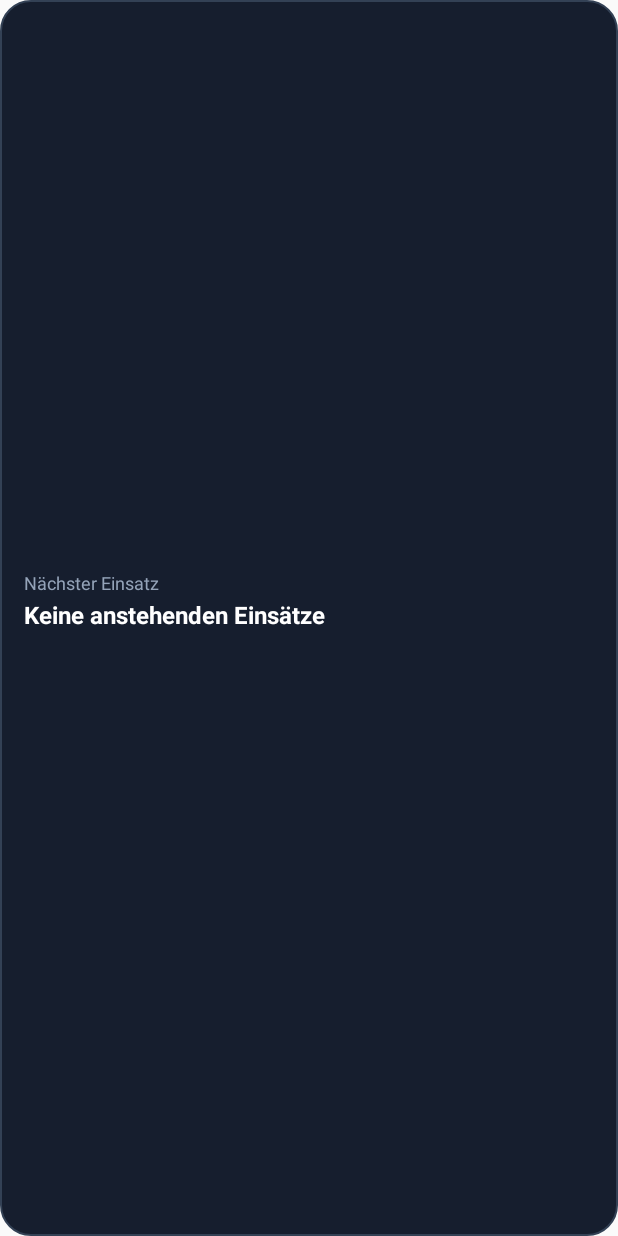
After one commit to rxbinwavee1/ecovida2, an Android app built with Jetpack Compose: the layout widget_next_shift.xml on its own in the app's theme, with its tools: preview values and no code run, on a phone screen of 412 x 824 dp. The commit adds this screen. Run offline under Robolectric (Android 15) with nearby library versions, the phone set to English and light mode, and no system bars.

Commit message:
Implement Maps and Calendar integration with Android Home Screen Widget

```diff
--- a/app/src/main/java/com/econexeinsatzliste/data/EinsatzRepository.kt
+++ b/app/src/main/java/com/econexeinsatzliste/data/EinsatzRepository.kt
@@ -8,7 +8,8 @@ import kotlinx.coroutines.flow.asStateFlow
 import kotlinx.coroutines.withContext
 
 class EinsatzRepository(context: Context) {
-    private val dbHelper = EconexDatabaseHelper(context.applicationContext)
+    private val appContext = context.applicationContext
+    private val dbHelper = EconexDatabaseHelper(appContext)
 
     private val _einsatzeFlow = MutableStateFlow<List<Einsatz>>(emptyList())
     val einsatzeFlow: StateFlow<List<Einsatz>> = _einsatzeFlow.asStateFlow()
@@ -25,6 +26,7 @@ class EinsatzRepository(context: Context) {
         }
         val list = dbHelper.getAllEinsatze(isAutoDeleteEnabled)
         _einsatzeFlow.value = list
+        com.econexeinsatzliste.widget.NextShiftWidgetProvider.updateAllWidgets(appContext)
     }
 
     suspend fun insertEinsatz(einsatz: Einsatz, isAutoDeleteEnabled: Boolean = true): Long = withContext(Dispatchers.IO) {
--- /dev/null
+++ b/app/src/main/res/drawable/widget_bg.xml
@@ -0,0 +1,6 @@
+<?xml version="1.0" encoding="utf-8"?>
+<shape xmlns:android="http://schemas.android.com/apk/res/android">
+    <solid android:color="#161E2E" />
+    <corners android:radius="20dp" />
+    <stroke android:color="#334155" android:width="1dp" />
+</shape>
--- /dev/null
+++ b/app/src/main/res/layout/widget_next_shift.xml
@@ -0,0 +1,37 @@
+<?xml version="1.0" encoding="utf-8"?>
+<LinearLayout xmlns:android="http://schemas.android.com/apk/res/android"
+    android:id="@+id/widget_root"
+    android:layout_width="match_parent"
+    android:layout_height="match_parent"
+    android:orientation="vertical"
+    android:background="@drawable/widget_bg"
+    android:padding="16dp"
+    android:gravity="center_vertical">
+
+    <TextView
+        android:id="@+id/widget_title"
+        android:layout_width="wrap_content"
+        android:layout_height="wrap_content"
+        android:text="Nächster Einsatz"
+        android:textColor="#94A3B8"
+        android:textSize="12sp" />
+
+    <TextView
+        android:id="@+id/widget_date"
+        android:layout_width="wrap_content"
+        android:layout_height="wrap_content"
+        android:text="Keine anstehenden Einsätze"
+        android:textColor="#FFFFFF"
+        android:textStyle="bold"
+        android:textSize="16sp"
+        android:layout_marginTop="2dp" />
+
+    <TextView
+        android:id="@+id/widget_route"
+        android:layout_width="wrap_content"
+        android:layout_height="wrap_content"
+        android:textColor="#38BDF8"
+        android:textStyle="bold"
+        android:textSize="14sp"
+        android:layout_marginTop="4dp" />
+</LinearLayout>
```
Also changed, not shown: app/src/main/AndroidManifest.xml (+11 -0 lines), app/src/main/java/com/econexeinsatzliste/ui/components/EinsatzCard.kt (+68 -2 lines), app/src/main/java/com/econexeinsatzliste/widget/NextShiftWidgetProvider.kt (added, +67 -0 lines), app/src/main/res/xml/next_shift_widget_info.xml (added, +9 -0 lines), 2 other files.
